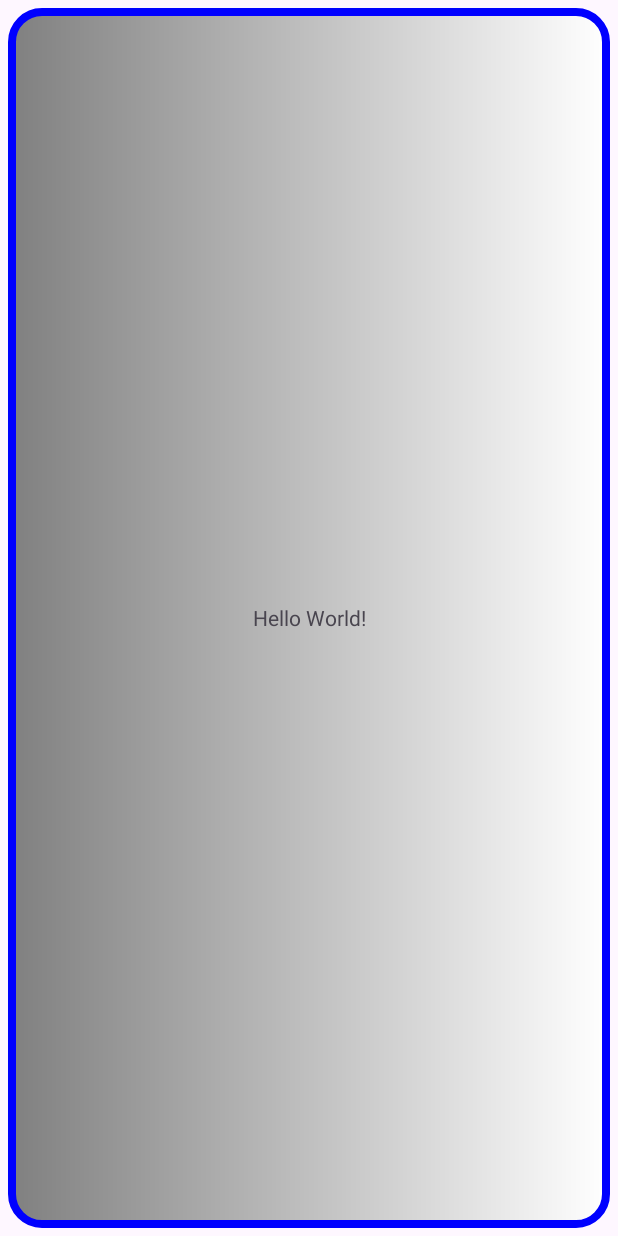
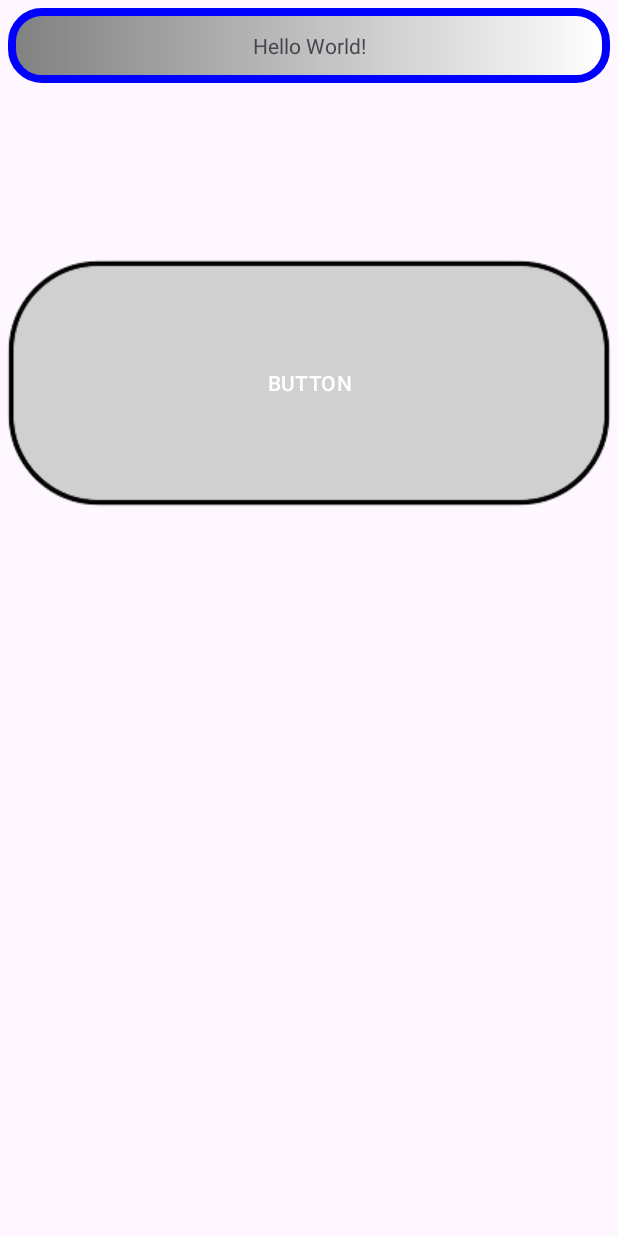
Before and after one commit to mnuelgc/Practica_Filmoteca, an Android app: the screen it shows after launch (MainActivity), on a phone screen of 412 x 824 dp. Run offline under Robolectric (Android 15) with nearby library versions, the phone set to English and light mode, and no system bars.

Commit message:
9patch images

```diff
--- /dev/null
+++ b/Drawable/app/src/main/res/drawable/state_list_button.xml
@@ -0,0 +1,10 @@
+<selector xmlns:android="http://schemas.android.com/apk/res/android">
+    <!-- presionado -->
+    <item android:state_pressed="true"
+        android:drawable="@drawable/boton_pressed" />
+    <!-- seleccionado -->
+    <item android:state_focused="true"
+        android:drawable="@drawable/boton_focused" />
+    <!-- normal: no seleccionado ni presionado -->
+    <item android:drawable="@drawable/boton_normal" />
+</selector>
--- a/Drawable/app/src/main/res/layout/activity_main.xml
+++ b/Drawable/app/src/main/res/layout/activity_main.xml
@@ -7,8 +7,9 @@
     tools:context=".MainActivity">
 
     <TextView
+        android:id="@+id/textHello"
         android:layout_width="match_parent"
-        android:layout_height="match_parent"
+        android:layout_height="50dp"
         android:background="@drawable/round_border_frame"
         android:text="Hello World!"
         android:gravity="center"
@@ -23,5 +24,16 @@
         android:layout_marginTop
             ="5dp"
         app:layout_constraintVertical_bias="0.0" />
+    <Button
+        android:layout_width="match_parent"
+        android:layout_height="wrap_content"
+        android:background="@drawable/state_list_button"
+        app:layout_constraintTop_toBottomOf="@id/textHello"
+        app:layout_constraintStart_toStartOf="parent"
+        app:layout_constraintEnd_toEndOf="parent"
+        android:text="BUTTON"
+        app:backgroundTint="@null"
+        android:layout_marginTop="20dp" />
+
 
 </androidx.constraintlayout.widget.ConstraintLayout>
```
Also changed, not shown: Drawable/app/src/main/res/drawable/boton_focused.9.png (added), Drawable/app/src/main/res/drawable/boton_normal.9.png (added), Drawable/app/src/main/res/drawable/boton_pressed.9.png (added), 1 other file.
